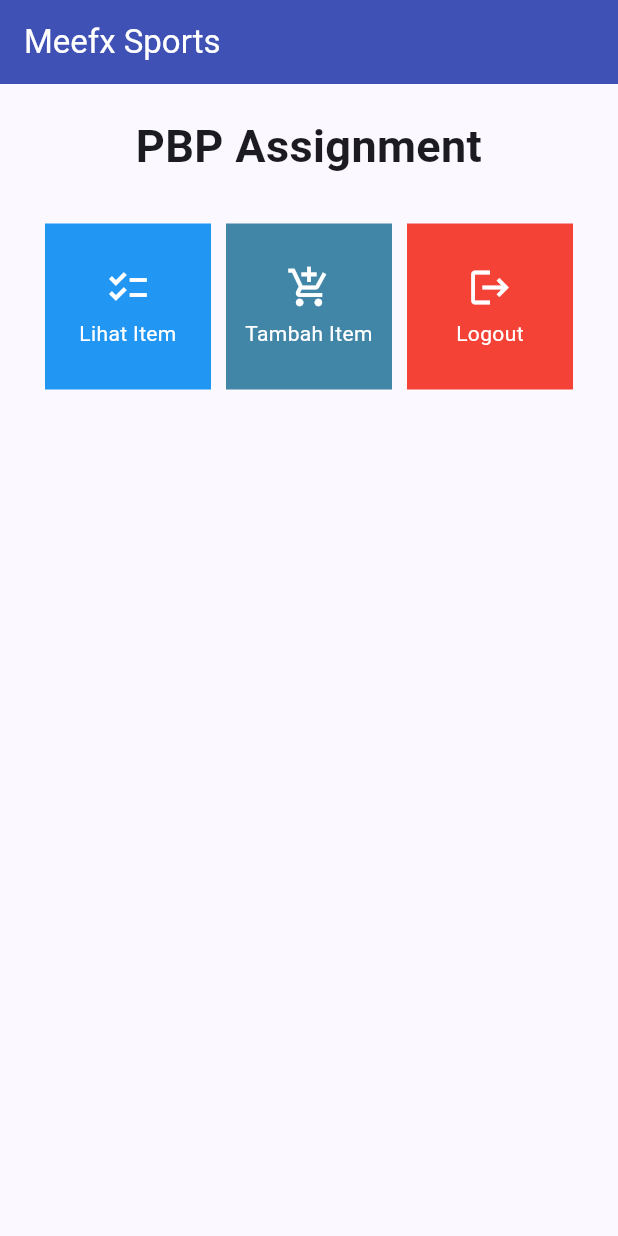
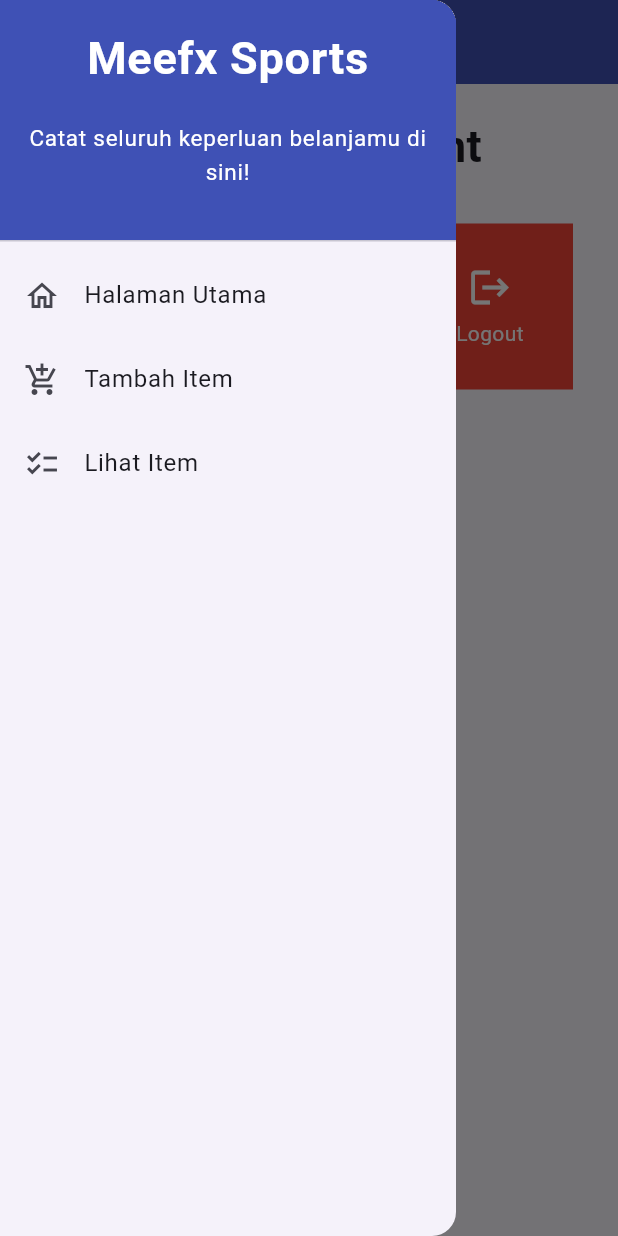
Before and after one commit to Meefx/meefx-sports-mobile, a Flutter app: the screen it shows after launch, with the side drawer open (before the commit the screen has no drawer), on a phone screen of 412 x 824 dp. Run offline on Flutter 3.47's test engine with Material 2 defaults, Android fonts, the phone set to English and light mode, and no system bars.

Commit message:
done: tugas 8

```diff
--- a/lib/main.dart
+++ b/lib/main.dart
@@ -1,5 +1,5 @@
 import 'package:flutter/material.dart';
-import 'package:meefx_sports/menu.dart';
+import 'package:meefx_sports/screens/menu.dart';
 
 void main() {
   runApp(const MyApp());
--- a/lib/menu.dart
+++ /dev/null
@@ -1,115 +0,0 @@
-import 'package:flutter/material.dart';
-
-class MyHomePage extends StatelessWidget {
-  MyHomePage({Key? key}) : super(key: key);
-
-  final List<ShopItem> items = [
-    ShopItem("Lihat Item", Icons.checklist, Colors.blue),
-    ShopItem("Tambah Item", Icons.add_shopping_cart, const Color.fromARGB(255, 65, 133, 167)),
-    ShopItem("Logout", Icons.logout, Colors.red),
-  ];
-
-
-  @override
-  Widget build(BuildContext context) {
-    return Scaffold(
-      appBar: AppBar(
-        backgroundColor: Colors.indigo ,
-        title: const Text(
-          'Meefx Sports',
-          style: TextStyle(color: Colors.white),
-        ),
-      ),
-      body: SingleChildScrollView(
-        // Widget wrapper yang dapat discroll
-        child: Padding(
-          padding: const EdgeInsets.all(10.0), // Set padding dari halaman
-          child: Column(
-            // Widget untuk menampilkan children secara vertikal
-            children: <Widget>[
-              const Padding(
-                padding: EdgeInsets.only(top: 10.0, bottom: 10.0),
-                // Widget Text untuk menampilkan tulisan dengan alignment center dan style yang sesuai
-                child: Text(
-                  'PBP Assignment', // Text yang menandakan toko
-                  textAlign: TextAlign.center,
-                  style: TextStyle(
-                    fontSize: 30,
-                    fontWeight: FontWeight.bold,
-                  ),
-                ),
-              ),
-              // Grid layout
-              GridView.count(
-                // Container pada card kita.
-                primary: true,
-                padding: const EdgeInsets.all(20),
-                crossAxisSpacing: 10,
-                mainAxisSpacing: 10,
-                crossAxisCount: 3,
-                shrinkWrap: true,
-                children: items.map((ShopItem item) {
-                  // Iterasi untuk setiap item
-                  return ShopCard(item);
-                }).toList(),
-              ),
-            ],
-          ),
-        ),
-      ),
-    );
-  }
-}
-
-class ShopItem {
-  final String name;
-  final IconData icon;
-  final Color color;
-
-  ShopItem(this.name, this.icon, this.color);
-}
-
-class ShopCard extends StatelessWidget {
-  final ShopItem item;
-
-  const ShopCard(this.item, {super.key}); // Constructor
-
-  @override
-  Widget build(BuildContext context) {
-    return Material(
-      color: item.color,
-      child: InkWell(
-        // Area responsive terhadap sentuhan
-        onTap: () {
-          // Memunculkan SnackBar ketika diklik
-          ScaffoldMessenger.of(context)
-            ..hideCurrentSnackBar()
-            ..showSnackBar(SnackBar(
-                content: Text("Kamu telah menekan tombol ${item.name}!")));
-        },
-        child: Container(
-          // Container untuk menyimpan Icon dan Text
-          padding: const EdgeInsets.all(8),
-          child: Center(
-            child: Column(
-              mainAxisAlignment: MainAxisAlignment.center,
-              children: [
-                Icon(
-                  item.icon,
-                  color: Colors.white,
-                  size: 30.0,
-                ),
-                const Padding(padding: EdgeInsets.all(3)),
-                Text(
-                  item.name,
-                  textAlign: TextAlign.center,
-                  style: const TextStyle(color: Colors.white),
-                ),
-              ],
-            ),
-          ),
-        ),
-      ),
-    );
-  }
-}
--- /dev/null
+++ b/lib/screens/menu.dart
@@ -0,0 +1,68 @@
+import 'package:flutter/material.dart';
+import 'package:meefx_sports/screens/inventory_form.dart';
+import 'package:meefx_sports/screens/inventory_list.dart';
+import 'package:meefx_sports/widgets/left_drawer.dart';
+import 'package:meefx_sports/widgets/item_card.dart';
+
+
+class MyHomePage extends StatelessWidget {
+  MyHomePage({Key? key}) : super(key: key);
+
+  final List<InventoryItem> items = [
+    InventoryItem("Lihat Item", Icons.checklist, Colors.blue),
+    InventoryItem("Tambah Item", Icons.add_shopping_cart, const Color.fromARGB(255, 65, 133, 167)),
+    InventoryItem("Logout", Icons.logout, Colors.red),
+  ];
+
+
+  @override
+  Widget build(BuildContext context) {
+    return Scaffold(
+      appBar: AppBar(
+        backgroundColor: Colors.indigo ,
+        title: const Text(
+          'Meefx Sports',
+          style: TextStyle(color: Colors.white),
+        ),
+      ),
+      drawer: const LeftDrawer(),
+      body: SingleChildScrollView(
+        // Widget wrapper yang dapat discroll
+        child: Padding(
+          padding: const EdgeInsets.all(10.0), // Set padding dari halaman
+          child: Column(
+            // Widget untuk menampilkan children secara vertikal
+            children: <Widget>[
+              const Padding(
+                padding: EdgeInsets.only(top: 10.0, bottom: 10.0),
+                // Widget Text untuk menampilkan tulisan dengan alignment center dan style yang sesuai
+                child: Text(
+                  'PBP Assignment', // Text yang menandakan toko
+                  textAlign: TextAlign.center,
+                  style: TextStyle(
+                    fontSize: 30,
+                    fontWeight: FontWeight.bold,
+                  ),
+                ),
+              ),
+              // Grid layout
+              GridView.count(
+                // Container pada card kita.
+                primary: true,
+                padding: const EdgeInsets.all(20),
+                crossAxisSpacing: 10,
+                mainAxisSpacing: 10,
+                crossAxisCount: 3,
+                shrinkWrap: true,
+                children: items.map((InventoryItem item) {
+                  // Iterasi untuk setiap item
+                  return InventoryCard(item);
+                }).toList(),
+              ),
+            ],
+          ),
+        ),
+      ),
+    );
+  }
+}
--- /dev/null
+++ b/lib/widgets/item_card.dart
@@ -0,0 +1,69 @@
+import 'package:flutter/material.dart';
+import 'package:meefx_sports/screens/inventory_form.dart';
+import 'package:meefx_sports/screens/inventory_list.dart';
+import 'package:meefx_sports/widgets/left_drawer.dart';
+
+class InventoryItem {
+  final String name;
+  final IconData icon;
+  final Color color;
+
+  InventoryItem(this.name, this.icon, this.color);
+}
+
+class InventoryCard extends StatelessWidget {
+  final InventoryItem item;
+
+  const InventoryCard(this.item, {super.key}); // Constructor
+
+  @override
+  Widget build(BuildContext context) {
+    return Material(
+      color: item.color,
+      child: InkWell(
+        // Area responsif terhadap sentuhan
+        onTap: () {
+          // Memunculkan SnackBar ketika diklik
+          ScaffoldMessenger.of(context)
+            ..hideCurrentSnackBar()
+            ..showSnackBar(SnackBar(
+                content: Text("Kamu telah menekan tombol ${item.name}!")));
+
+          // Navigate ke route yang sesuai (tergantung jenis tombol)
+          if (item.name == "Tambah Item") {
+            // TODO: Gunakan Navigator.push untuk melakukan navigasi ke MaterialPageRoute yang mencakup ShopFormPage.
+            Navigator.push(context,
+            MaterialPageRoute(builder: (context) => const InventoryFormPage()));
+          } else if (item.name == "Lihat Item") {
+            // TODO: Gunakan Navigator.push untuk melakukan navigasi ke MaterialPageRoute yang mencakup ShopFormPage.
+            Navigator.push(context,
+            MaterialPageRoute(builder: (context) => const ItemListPage()));
+          }
+
+        },
+        child: Container(
+          // Container untuk menyimpan Icon dan Text
+          padding: const EdgeInsets.all(8),
+          child: Center(
+            child: Column(
+              mainAxisAlignment: MainAxisAlignment.center,
+              children: [
+                Icon(
+                  item.icon,
+                  color: Colors.white,
+                  size: 30.0,
+                ),
+                const Padding(padding: EdgeInsets.all(3)),
+                Text(
+                  item.name,
+                  textAlign: TextAlign.center,
+                  style: const TextStyle(color: Colors.white),
+                ),
+              ],
+            ),
+          ),
+        ),
+      ),
+    );
+  }
+}
--- /dev/null
+++ b/lib/widgets/left_drawer.dart
@@ -0,0 +1,93 @@
+import 'package:flutter/material.dart';
+import 'package:meefx_sports/screens/menu.dart';
+import 'package:meefx_sports/screens/inventory_form.dart';
+import 'package:meefx_sports/screens/inventory_list.dart';
+
+
+class LeftDrawer extends StatelessWidget {
+  const LeftDrawer({super.key});
+
+  @override
+  Widget build(BuildContext context) {
+    return Drawer(
+      child: ListView(
+        children: [
+          const DrawerHeader(
+            // TODO: Bagian drawer header
+              decoration: BoxDecoration(
+                color: Colors.indigo,
+              ),
+              child: Column(
+                children: [
+                  Text(
+                    'Meefx Sports',
+                    textAlign: TextAlign.center,
+                    style: TextStyle(
+                      fontSize: 30,
+                      fontWeight: FontWeight.bold,
+                      color: Colors.white,
+                    ),
+                  ),
+                  Padding(padding: EdgeInsets.all(10)),
+                  Text("Catat seluruh keperluan belanjamu di sini!",
+                      // TODO: Tambahkan gaya teks dengan center alignment, font ukuran 15, warna putih, dan weight biasa
+                      textAlign: TextAlign.center,
+                      style: TextStyle(
+                        fontSize: 15,
+                        color: Colors.white,
+                        fontWeight: FontWeight.normal,
+                      ),
+                  ),
+                ],
+              ),
+            ),
+          // TODO: Bagian routing
+          ListTile(
+              leading: const Icon(Icons.home_outlined),
+              title: const Text('Halaman Utama'),
+              // Bagian redirection ke MyHomePage
+              onTap: () {
+                Navigator.pushReplacement(
+                    context,
+                    MaterialPageRoute(
+                      builder: (context) => MyHomePage(),
+                    ));
+              },
+            ),
+            ListTile(
+              leading: const Icon(Icons.add_shopping_cart),
+              title: const Text('Tambah Item'),
+              // Bagian redirection ke ShopFormPage
+              onTap: () {
+                /*
+                TODO: Buatlah routing ke ShopFormPage di sini,
+                setelah halaman ShopFormPage sudah dibuat.
+                */
+                Navigator.pushReplacement(
+                  context,
+                  MaterialPageRoute(
+                    builder: (context) => InventoryFormPage(),
+                  ));
+              },
+            ),
+            ListTile(
+              leading: const Icon(Icons.checklist),
+              title: const Text('Lihat Item'),
+              // Bagian redirection ke ShopFormPage
+              onTap: () {
+                /*
+                TODO: Buatlah routing ke ShopFormPage di sini,
+                setelah halaman ShopFormPage sudah dibuat.
+                */
+                Navigator.push(
+                  context,
+                  MaterialPageRoute(
+                    builder: (context) => ItemListPage(),
+                  ));
+              },
+            ),
+        ],
+      ),
+    );
+  }
+}
```
Also changed, not shown: lib/screens/inventory_form.dart (added, +193 -0 lines), lib/screens/inventory_list.dart (added, +57 -0 lines), 3 other files.
